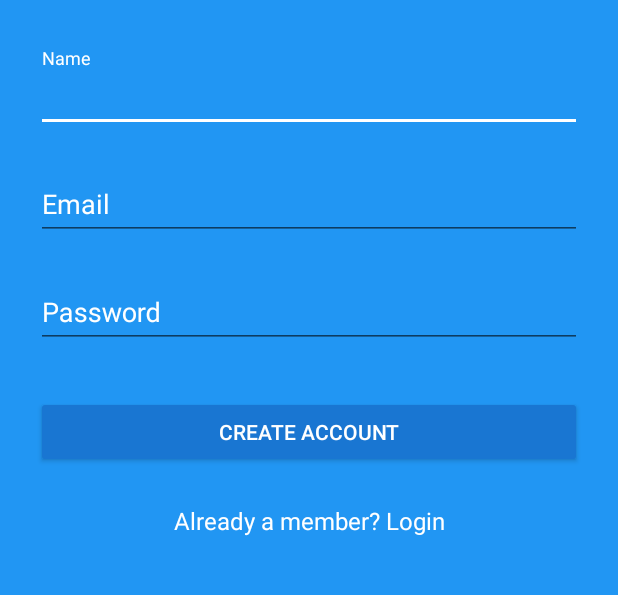
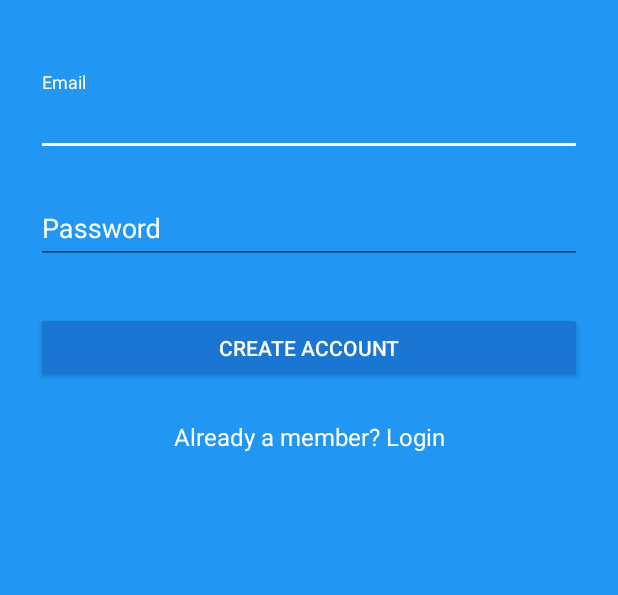
Before and after one commit to anjanbharadwaj/TinovationSafeguardApp, an Android app: the SignupActivity screen opened directly, with no data from a screen before it, on a phone screen of 412 x 824 dp, the part 192-787 px from its top. Run offline under Robolectric (Android 15) with nearby library versions, the phone set to English and light mode, and no system bars.

Commit message:
removed name

```diff
--- a/app/src/main/res/layout/activity_signup.xml
+++ b/app/src/main/res/layout/activity_signup.xml
@@ -25,13 +25,7 @@
             android:layout_width="match_parent"
             android:layout_height="wrap_content"
             android:layout_marginTop="8dp"
-            android:layout_marginBottom="8dp">
-            <EditText android:id="@+id/input_name"
-                android:layout_width="match_parent"
-                android:layout_height="wrap_content"
-                android:inputType="textCapWords"
-                android:hint="Name" />
-        </android.support.design.widget.TextInputLayout>
+            android:layout_marginBottom="8dp"></android.support.design.widget.TextInputLayout>
 
         <!-- Email Label -->
         <android.support.design.widget.TextInputLayout
```
